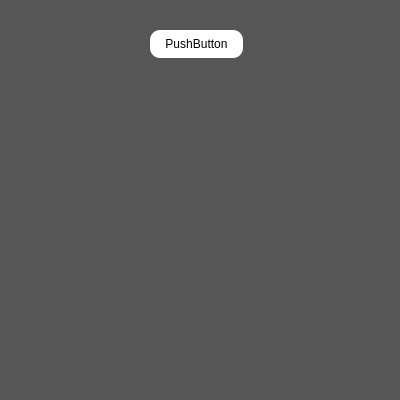
ChAleksandr/Perm_Chepkasov, file circle_create.ui: the form before one commit.
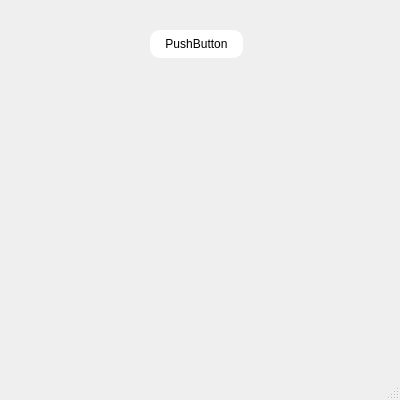
The form after the commit.

The edit to the form file:
```diff
--- a/circle_create.ui
+++ b/circle_create.ui
@@ -13,13 +13,7 @@
   <property name="windowTitle">
    <string>MainWindow</string>
   </property>
-  <property name="styleSheet">
-   <string notr="true">background-color: rgb(86, 86, 86);</string>
-  </property>
   <widget class="QWidget" name="centralwidget">
-   <property name="styleSheet">
-    <string notr="true">background-color: rgb(86, 86, 86);</string>
-   </property>
    <widget class="QPushButton" name="btn">
     <property name="geometry">
      <rect>
```
Left out of the diff: 2 changed lines with no effect on the pictures.
